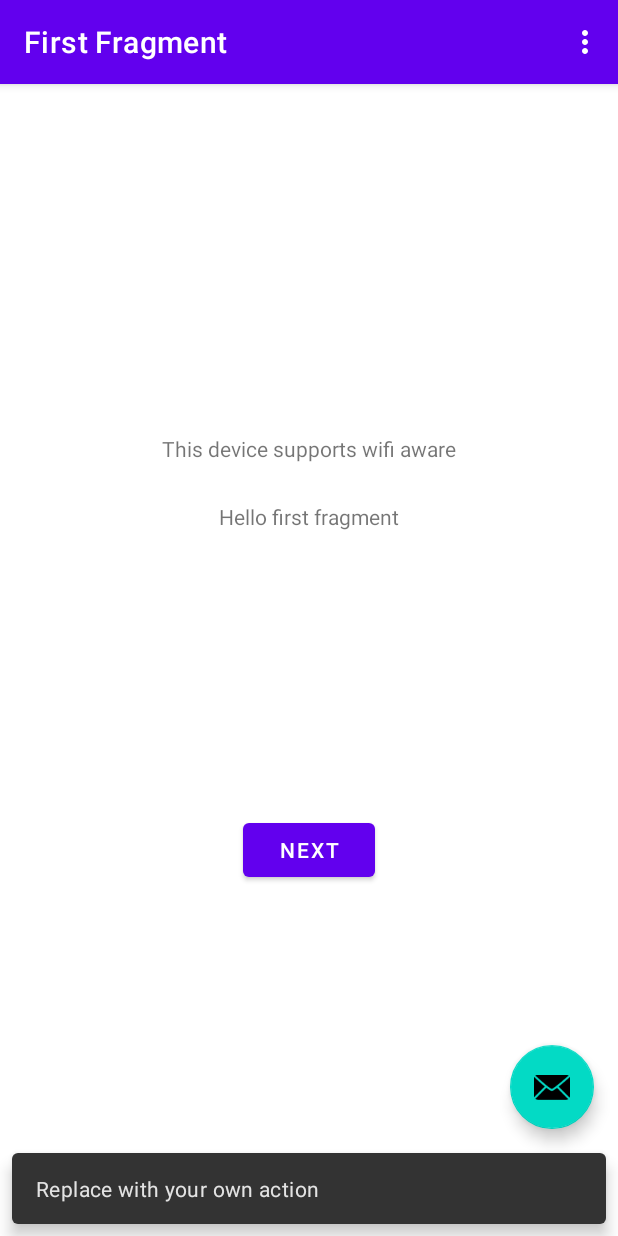
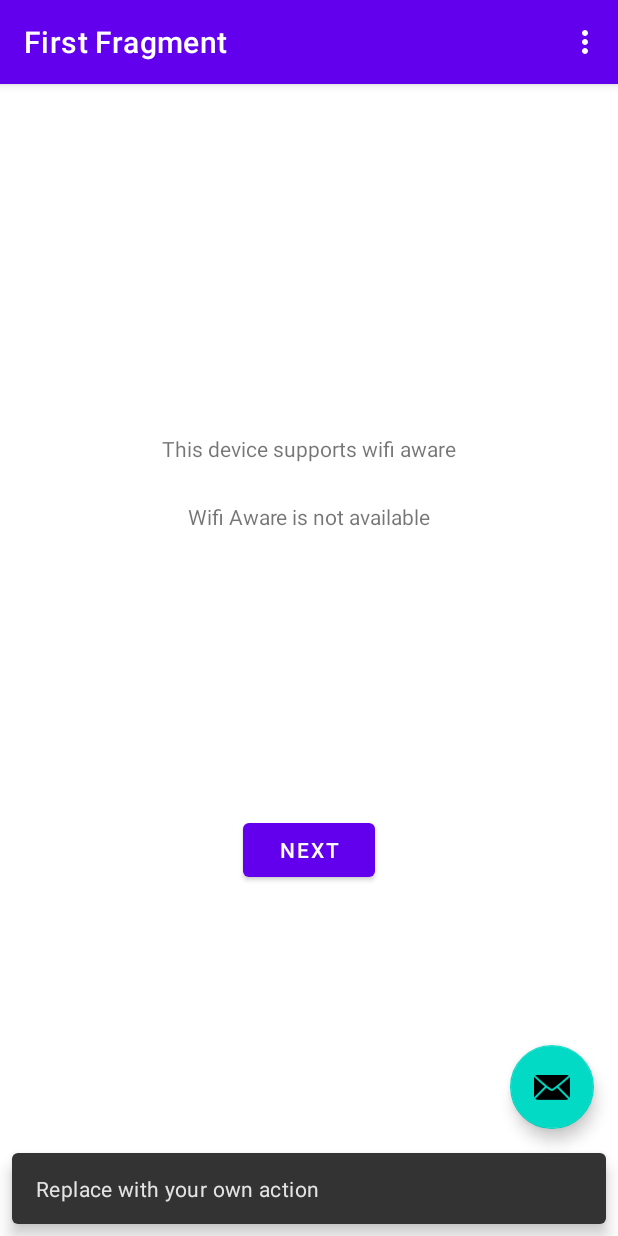
Before and after one commit to Agriad/OpenNan-Test, an Android app: the screen it shows after launch (MainActivity), after a tap on an icon or button, on a phone screen of 412 x 824 dp. Run offline under Robolectric (Android 15) with nearby library versions, the phone set to English and light mode, and no system bars; our stand-ins replace navigation-ui.

Commit message:
add wifi aware availability status

```diff
--- a/app/src/main/java/com/example/opennan_test/MainActivity.kt
+++ b/app/src/main/java/com/example/opennan_test/MainActivity.kt
@@ -17,6 +17,7 @@ import android.view.Menu
 import android.view.MenuItem
 import android.widget.TextView
 import com.example.opennan_test.databinding.ActivityMainBinding
+import org.w3c.dom.Text
 import java.security.Provider
 
 class MainActivity : AppCompatActivity() {
@@ -42,6 +43,7 @@ class MainActivity : AppCompatActivity() {
             Snackbar.make(view, "Replace with your own action", Snackbar.LENGTH_LONG)
                 .setAction("Action", null).show()
             changeWifiAwareSupportIndicator()
+            changeWifiAwareAvailabilityIndicator()
         }
 
         var wifiAwareManager =
@@ -62,6 +64,7 @@ class MainActivity : AppCompatActivity() {
         this.registerReceiver(wifiAwareBroadcastReceiver, filter)
         checkWifiAwareSupport(this)
         changeWifiAwareSupportIndicator()
+        changeWifiAwareAvailabilityIndicator()
     }
 
     override fun onCreateOptionsMenu(menu: Menu): Boolean {
@@ -99,4 +102,13 @@ class MainActivity : AppCompatActivity() {
             wifiAwareSupportText.text = "This device does not support wifi aware"
         }
     }
+
+    private fun changeWifiAwareAvailabilityIndicator() {
+        val wifiAwareAvailabilitytext: TextView = findViewById(R.id.wifi_aware_availability)
+        if (wifiAwareAvailable) {
+            wifiAwareAvailabilitytext.text = "Wifi Aware is available"
+        } else {
+            wifiAwareAvailabilitytext.text = "Wifi Aware is not available"
+        }
+    }
 }
```
